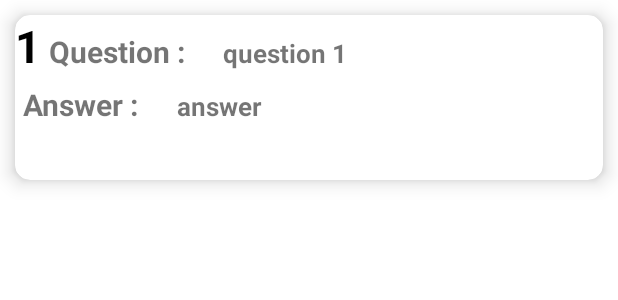
After one commit to pamudipunsala/PLab, an Android app: the layout my_rowqa.xml on its own in the app's theme, with its tools: preview values and no code run, on a phone screen of 412 x 824 dp. The commit adds this screen. Shown: the top 300 px of the screen. Run offline under Robolectric (Android 15) with nearby library versions, the phone set to English and light mode, and no system bars.

Commit message:
QA display

```diff
--- a/app/src/main/java/com/example/plab/MainActivity.java
+++ b/app/src/main/java/com/example/plab/MainActivity.java
@@ -28,7 +28,7 @@ public class MainActivity extends AppCompatActivity {
         super.onCreate(savedInstanceState);
         setContentView(R.layout.activity_main);
 
-        button= findViewById(R.id.button );
+        //button= findViewById(R.id.button);
 
         button.setOnClickListener(new View.OnClickListener() {
             @Override
--- a/app/src/main/java/com/example/plab/MyDatabaseHelperQA.java
+++ b/app/src/main/java/com/example/plab/MyDatabaseHelperQA.java
@@ -67,10 +67,10 @@ public class MyDatabaseHelperQA extends SQLiteOpenHelper{
         return cursor;
     }
 
-    void updateQA(String row_id, String quwstion, String answer){
+    void updateQA(String row_id, String question, String answer){
         SQLiteDatabase db = this.getWritableDatabase();
         ContentValues cv = new ContentValues();
-        cv.put(COLUMN_QUESTION, quwstion);
+        cv.put(COLUMN_QUESTION, question);
         cv.put(COLUMN_ANSWER, answer);
 
         long result = db.update(TABLE_NAME, cv, "_id=?", new String[]{row_id});
--- a/app/src/main/res/layout/activity_qadisplay.xml
+++ b/app/src/main/res/layout/activity_qadisplay.xml
@@ -8,6 +8,7 @@
 
     <androidx.recyclerview.widget.RecyclerView
         android:id="@+id/qarecyclerview"
+        android:paddingTop="?attr/actionBarSize"
         android:layout_width="409dp"
         android:layout_height="729dp"
         app:layout_constraintBottom_toBottomOf="parent"
--- /dev/null
+++ b/app/src/main/res/layout/my_rowqa.xml
@@ -0,0 +1,97 @@
+<?xml version="1.0" encoding="utf-8"?>
+<androidx.cardview.widget.CardView xmlns:android="http://schemas.android.com/apk/res/android"
+    android:layout_width="match_parent"
+    android:layout_height="110dp"
+    xmlns:app="http://schemas.android.com/apk/res-auto"
+    app:cardElevation="8dp"
+    app:cardCornerRadius="10dp"
+    android:padding="20dp"
+    android:layout_margin="10dp"
+    android:layout_marginTop="12dp"
+    >
+
+    <LinearLayout
+        android:layout_width="match_parent"
+        android:layout_height="wrap_content"
+        android:orientation="vertical"
+        android:id="@+id/mainLayout">
+
+        <LinearLayout
+            android:layout_width="match_parent"
+            android:layout_height="wrap_content"
+            android:orientation="horizontal">
+
+            <TextView
+                android:id="@+id/qa_id_txt"
+                android:layout_width="wrap_content"
+                android:layout_height="wrap_content"
+                android:text="1"
+                android:textSize="30dp"
+                android:textStyle="bold"
+                android:textColor="#000"
+                app:layout_constraintBottom_toBottomOf="parent"
+                app:layout_constraintStart_toStartOf="parent"
+                app:layout_constraintTop_toTopOf="parent" />
+
+            <TextView
+                android:layout_width="wrap_content"
+                android:layout_height="wrap_content"
+                android:text="Question :"
+                android:padding="5dp"
+                android:textStyle="bold"
+                android:textSize="20sp"/>
+
+            <TextView
+                android:layout_width="wrap_content"
+                android:layout_height="wrap_content"
+                android:text="question 1"
+                android:textStyle="bold"
+                android:layout_marginStart="20dp"
+                android:id="@+id/question_txt"
+                android:textSize="17sp"
+                android:layout_marginLeft="20dp" />
+
+        </LinearLayout>
+
+
+
+        <LinearLayout
+            android:layout_width="match_parent"
+            android:layout_height="wrap_content"
+            android:orientation="horizontal"/>
+
+
+
+
+        <LinearLayout
+            android:layout_width="match_parent"
+            android:layout_height="wrap_content"
+            android:orientation="horizontal">
+
+            <TextView
+                android:layout_width="wrap_content"
+                android:layout_height="wrap_content"
+                android:text="Answer :"
+                android:padding="5dp"
+                android:textStyle="bold"
+                android:textSize="20sp"/>
+
+            <TextView
+                android:layout_width="wrap_content"
+                android:layout_height="wrap_content"
+                android:text="answer"
+                android:textStyle="bold"
+                android:layout_marginStart="20dp"
+                android:id="@+id/answer_txt"
+                android:textSize="17sp"
+                android:layout_marginLeft="20dp" />
+
+        </LinearLayout>
+
+    </LinearLayout>
+
+
+
+
+
+</androidx.cardview.widget.CardView>
```
Also changed, not shown: app/src/main/java/com/example/plab/CustomAdapterQA.java (added, +81 -0 lines), app/src/main/java/com/example/plab/QADisplay.java (+22 -22 lines), 2 other files.
